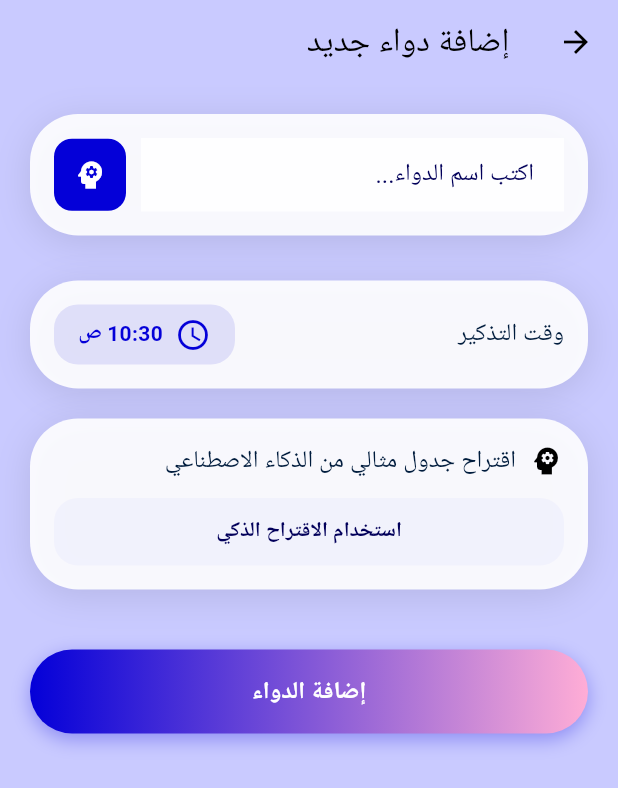
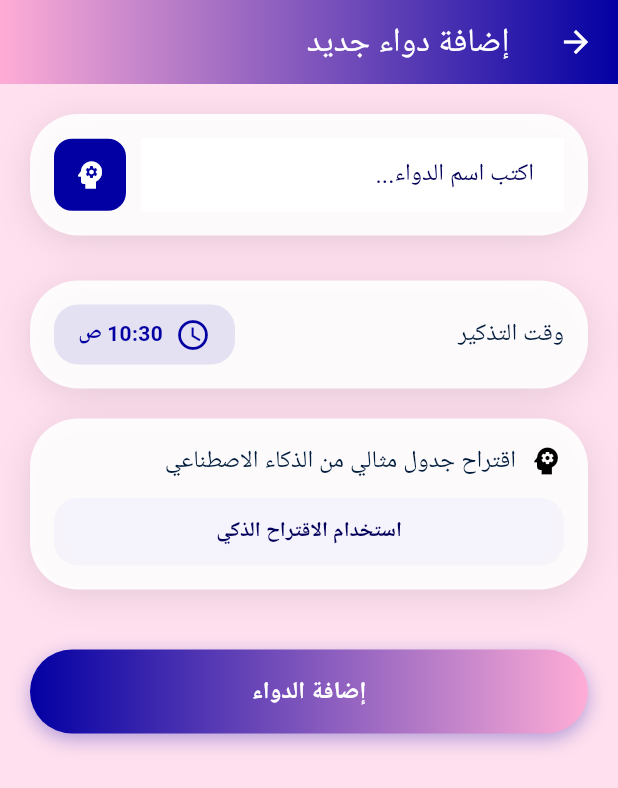
Before and after one commit to adamabuhamdan/AFYA_CARE-, a Flutter app: the screen it shows after launch, after a tap on "إضافة دواء", on a phone screen of 412 x 824 dp. Shown: the top 788 px of the screen. Run offline on Flutter 3.47's test engine with Material 3 defaults, Android fonts, the phone set to English and light mode, and no system bars.

Commit message:
Update appbar and theme

```diff
--- a/frontend/lib/app/theme.dart
+++ b/frontend/lib/app/theme.dart
@@ -1,16 +1,32 @@
 import 'package:flutter/material.dart';
 
 class AppTheme {
-  static const Color background = Color.fromRGBO(201, 202, 255, 1);
-  static const Color primary = Color.fromARGB(255, 4, 0, 216);
+  static const Color background = Color.fromARGB(255, 255, 224, 239);
+  static const Color primary = Color.fromARGB(255, 3, 0, 163);
   static const Color accent = Color.fromRGBO(184, 185, 255, 1);
-  static const Color darkTurquoise = Color.fromARGB(255, 255, 173, 214);
+  static const Color darkTurquoise = Color(0xFFFFADD6);
   static const Color textPrimary = Color.fromRGBO(0, 28, 61, 1);
   static const Color textSecondary = Color.fromRGBO(2, 0, 90, 1);
   // إضافة التدرج اللوني  Color.fromARGB(255, 255, 173, 214);
   static Gradient get primaryGradient {
     return const LinearGradient(
       colors: [primary, darkTurquoise],
+      begin: Alignment.centerLeft,
+      end: Alignment.centerRight,
+    );
+  }
+
+  static Gradient get appGradient {
+    return const LinearGradient(
+      colors: [darkTurquoise, primary],
+      begin: Alignment.centerLeft,
+      end: Alignment.centerRight,
+    );
+  }
+
+  static Gradient get secondaryGradient {
+    return const LinearGradient(
+      colors: [primary, accent],
       begin: Alignment.centerLeft,
       end: Alignment.centerRight,
     );
@@ -65,7 +81,7 @@ class AppTheme {
 
   static BoxDecoration get glassCard {
     return BoxDecoration(
-      color: Colors.white.withOpacity(0.9),
+      color: const Color.fromARGB(255, 255, 255, 255).withOpacity(0.9),
       borderRadius: BorderRadius.circular(32),
       boxShadow: [
         BoxShadow(
--- a/frontend/lib/pages/add_medication_page.dart
+++ b/frontend/lib/pages/add_medication_page.dart
@@ -60,8 +60,11 @@ class _AddMedicationPageState extends State<AddMedicationPage> {
     return Scaffold(
       appBar: AppBar(
         title: const Text('إضافة دواء جديد'),
-        backgroundColor: Colors.transparent,
-        elevation: 0,
+        flexibleSpace: Container(
+          decoration: BoxDecoration(gradient: AppTheme.appGradient),
+        ),
+        elevation: 4,
+        foregroundColor: Colors.white,
       ),
       body: SafeArea(
         child: SingleChildScrollView(
--- a/frontend/lib/pages/chat_page.dart
+++ b/frontend/lib/pages/chat_page.dart
@@ -280,12 +280,15 @@ class _ChatPageState extends State<ChatPage> {
     return Scaffold(
       appBar: AppBar(
         title: const Text('AFYA CARE - المساعد الصحي 🤖'),
-        backgroundColor: Colors.transparent,
-        elevation: 0,
+        flexibleSpace: Container(
+          decoration: BoxDecoration(gradient: AppTheme.appGradient),
+        ),
+        elevation: 4,
+        foregroundColor: Colors.white,
         actions: [
           if (_questionnaireCompleted)
             IconButton(
-              icon: const Icon(Icons.refresh),
+              icon: const Icon(Icons.refresh, color: Colors.white),
               onPressed: () {
                 _showResetDialog();
               },
@@ -358,19 +361,13 @@ class _ChatPageState extends State<ChatPage> {
           crossAxisAlignment: CrossAxisAlignment.start,
           children: [
             Text(
-              'AFYA CARE - المساعد الصحي الذكي 🤖',
+              'اختر حالتك الصحية للحصول على المساعدة المناسبة:',
               style: Theme.of(context).textTheme.headlineLarge?.copyWith(
                 color: AppTheme.primary,
                 fontWeight: FontWeight.bold,
               ),
             ),
-            const SizedBox(height: 8),
-            Text(
-              'اختر حالتك الصحية للحصول على المساعدة المناسبة:',
-              style: Theme.of(
-                context,
-              ).textTheme.bodyMedium?.copyWith(color: AppTheme.textSecondary),
-            ),
+
             const SizedBox(height: 32),
 
             // زر للمستخدمين تحت العلاج
--- a/frontend/lib/pages/dashboard_page.dart
+++ b/frontend/lib/pages/dashboard_page.dart
@@ -5,7 +5,6 @@ import '../widgets/gradient_button.dart';
 import 'add_medication_page.dart';
 import 'chat_page.dart';
 import '../models/medication.dart';
-import '../models/chat_message.dart';
 import '../services/api_service.dart';
 
 class DashboardPage extends StatefulWidget {
@@ -16,7 +15,7 @@ class DashboardPage extends StatefulWidget {
 }
 
 class DashboardPageState extends State<DashboardPage> {
-  List<Medication> _medications = [];
+  final List<Medication> _medications = [];
 
   // أسئلة تقرير نهاية اليوم مع حقول نصية
   final List<DailyQuestion> _dailyReportQuestions = [
@@ -65,7 +64,7 @@ class DashboardPageState extends State<DashboardPage> {
     ),
   ];
 
-  Map<String, String> _dailyReportAnswers = {};
+  final Map<String, String> _dailyReportAnswers = {};
   final Map<String, TextEditingController> _controllers = {};
   String _dailySummary = 'لم يتم إرسال تقرير اليوم بعد.';
   bool _reportSubmittedToday = false;
@@ -190,12 +189,9 @@ class DashboardPageState extends State<DashboardPage> {
                             ),
                           ),
                           const SizedBox(height: 8),
-                          ..._medications
-                              .map(
+                          ..._medications.map(
                             (med) => Padding(
-                                  padding: const EdgeInsets.symmetric(
-                                    vertical: 4,
-                                  ),
+                              padding: const EdgeInsets.symmetric(vertical: 4),
                               child: Row(
                                 children: [
                                   Icon(
@@ -224,8 +220,7 @@ class DashboardPageState extends State<DashboardPage> {
                                 ],
                               ),
                             ),
-                              )
-                              .toList(),
+                          ),
                         ],
                       ),
                     ),
@@ -306,7 +301,7 @@ class DashboardPageState extends State<DashboardPage> {
                         ],
                       ),
                     );
-                  }).toList(),
+                  }),
                 ],
               ),
             ),
@@ -354,7 +349,7 @@ class DashboardPageState extends State<DashboardPage> {
         if (!_dailyReportAnswers.containsKey(question.key) ||
             _dailyReportAnswers[question.key]!.isEmpty) {
           hasEssentialAnswers = false;
-          missingFields.add(question.question.substring(0, 30) + '...');
+          missingFields.add('${question.question.substring(0, 30)}...');
         }
       }
     }
@@ -688,30 +683,60 @@ class DashboardPageState extends State<DashboardPage> {
     final nextMedication = _getNextMedication();
 
     return Scaffold(
+      appBar: AppBar(
+        title: const Text('AFYA CARE - لوحة التحكم'),
+        flexibleSpace: Container(
+          decoration: BoxDecoration(gradient: AppTheme.appGradient),
+        ),
+        elevation: 4,
+        foregroundColor: Colors.white,
+        actions: [
+          IconButton(
+            icon: const Icon(Icons.notifications, color: Colors.white),
+            onPressed: () {
+              // الانتقال للإشعارات
+            },
+          ),
+        ],
+      ),
       body: SafeArea(
         child: Padding(
           padding: const EdgeInsets.all(20.0),
           child: Column(
             crossAxisAlignment: CrossAxisAlignment.start,
             children: [
-              // Header
-              Column(
+              // ترحيب مختصر بعد إضافة AppBar
+              Container(
+                width: double.infinity,
+                padding: const EdgeInsets.all(16),
+                decoration: BoxDecoration(
+                  color: Colors.white,
+                  borderRadius: BorderRadius.circular(12),
+                  border: Border.all(color: AppTheme.primary.withOpacity(0.2)),
+                ),
+                child: Column(
                   crossAxisAlignment: CrossAxisAlignment.start,
                   children: [
                     Text(
-                    'صباح الخير، آدم',
-                    style: Theme.of(context).textTheme.headlineLarge,
+                      'مرحباً آدم 👋',
+                      style: Theme.of(context).textTheme.bodyLarge?.copyWith(
+                        color: AppTheme.primary,
+                        fontWeight: FontWeight.bold,
                       ),
-                  const SizedBox(height: 8),
+                    ),
+                    const SizedBox(height: 4),
                     Text(
                       nextMedication != null
                           ? 'الجرعة التالية: ${nextMedication.name} الساعة ${nextMedication.time.format(context)}'
                           : 'لا توجد جرعات قادمة',
-                    style: Theme.of(context).textTheme.bodyMedium,
+                      style: Theme.of(context).textTheme.bodyMedium?.copyWith(
+                        color: AppTheme.textSecondary,
+                      ),
                     ),
                   ],
                 ),
-              const SizedBox(height: 32),
+              ),
+              const SizedBox(height: 20),
 
               // Today's Medications Card
               Expanded(
@@ -843,7 +868,7 @@ class DashboardPageState extends State<DashboardPage> {
                                 borderRadius: BorderRadius.circular(12),
                               ),
                               child: Scrollbar(
-                                thumbVisibility: true,
+                                thumbVisibility: false,
                                 child: SingleChildScrollView(
                                   child: Column(
                                     crossAxisAlignment:
@@ -1001,7 +1026,7 @@ class DashboardPageState extends State<DashboardPage> {
                   Container(
                     width: double.infinity,
                     decoration: BoxDecoration(
-                      color: AppTheme.darkTurquoise,
+                      gradient: AppTheme.appGradient,
                       borderRadius: BorderRadius.circular(32),
                     ),
                     child: Material(
--- a/frontend/lib/pages/settings_page.dart
+++ b/frontend/lib/pages/settings_page.dart
@@ -16,8 +16,11 @@ class _SettingsPageState extends State<SettingsPage> {
     return Scaffold(
       appBar: AppBar(
         title: const Text('الإعدادات'),
-        backgroundColor: Colors.transparent,
-        elevation: 0,
+        flexibleSpace: Container(
+          decoration: BoxDecoration(gradient: AppTheme.appGradient),
+        ),
+        elevation: 4,
+        foregroundColor: Colors.white,
       ),
       body: SafeArea(
         child: Padding(
@@ -76,7 +79,7 @@ class _SettingsPageState extends State<SettingsPage> {
               Container(
                 width: double.infinity,
                 decoration: BoxDecoration(
-                  color: AppTheme.darkTurquoise,
+                  color: AppTheme.textSecondary,
                   borderRadius: BorderRadius.circular(32),
                 ),
                 child: Material(
--- a/frontend/pubspec.yaml
+++ b/frontend/pubspec.yaml
@@ -14,7 +14,7 @@ dependencies:
     sdk: flutter
   intl: ^0.20.2
   cupertino_icons: ^1.0.8
-  http: ^0.13.5
+  http: ^1.5.0  # تحديث هذا السطر
 
 dev_dependencies:
   flutter_test:
```
Lines whose indentation alone changed are shown as unchanged.
